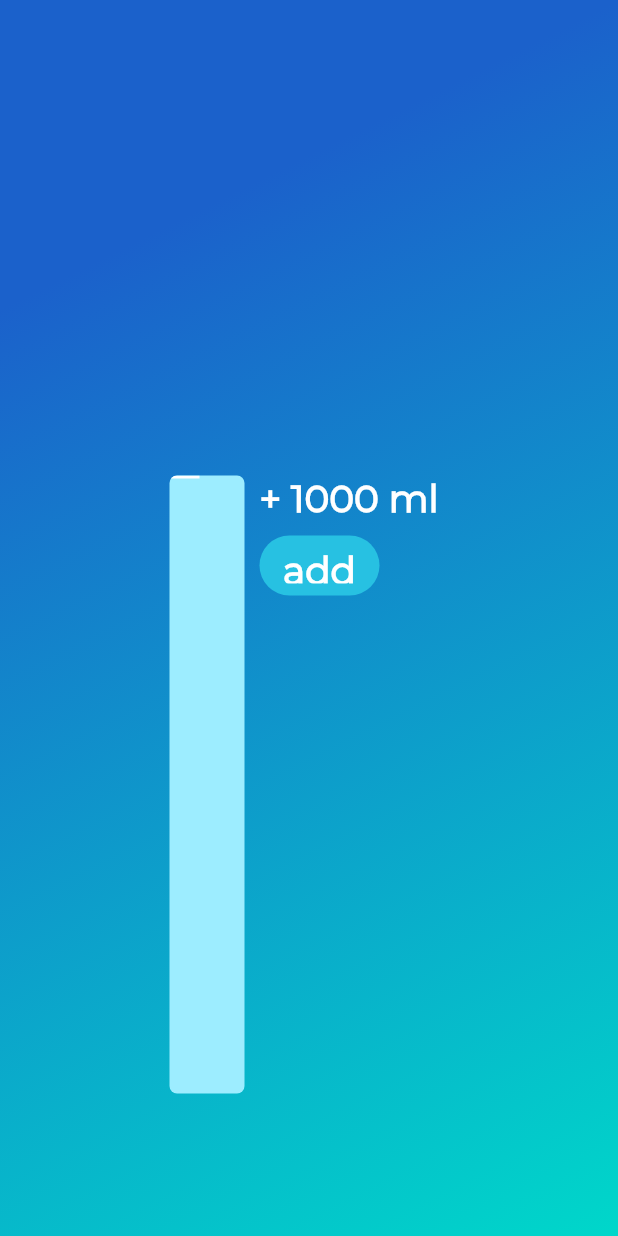
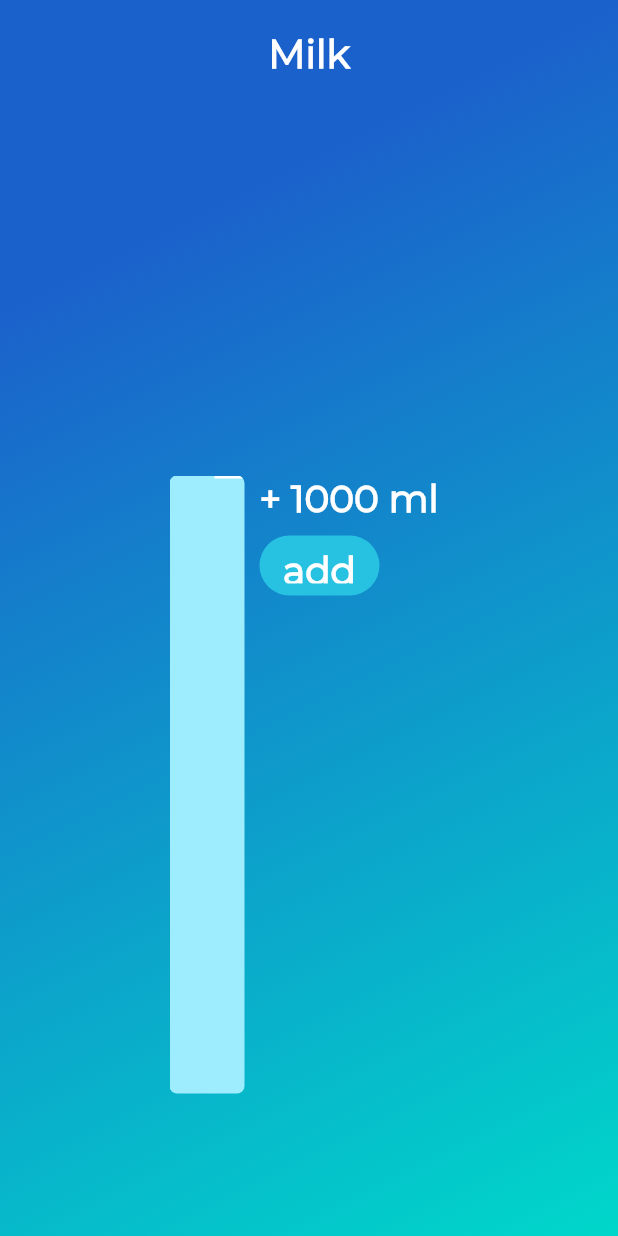
Before and after one commit to Vadagon/waterApp, a Flutter app: the screen it shows after launch, item 2 of the bottom bar chosen, on a phone screen of 412 x 824 dp. Run offline on Flutter 3.47's test engine with Material 2 defaults, Android fonts, the light colour scheme and no system bars; our stand-ins replace carousel_slider, firebase_core, flutter_svg, sembast; missing offline and left inert: direct_select; accounts and stored records are empty; project files that could hold a hidden picture were left out.

Commit message:
OVERLAY ENDED

```diff
--- a/lib/pages/home/home.dart
+++ b/lib/pages/home/home.dart
@@ -221,7 +221,8 @@ class HomeState extends State<HomeRoute> {
                   ),
                   Spacer(),
                   Container(
-                    margin: EdgeInsets.only(top:45, bottom: 45, left: 45, right: 45),
+                    margin: EdgeInsets.only(
+                        top: 45, bottom: 45, left: 45, right: 45),
                     child: Row(
                       mainAxisAlignment: MainAxisAlignment.spaceBetween,
                       children: [
@@ -232,6 +233,8 @@ class HomeState extends State<HomeRoute> {
                             'assets/img/drop.svg',
                             _getPositions,
                             _key,
+                            'Water',
+
                           ),
                         ),
                         Container(
@@ -241,6 +244,7 @@ class HomeState extends State<HomeRoute> {
                             'assets/img/milk.svg',
                             _getPositions,
                             _key1,
+                            'Milk',
                           ),
                         ),
                         Container(
@@ -250,6 +254,8 @@ class HomeState extends State<HomeRoute> {
                             'assets/img/tea.svg',
                             _getPositions,
                             _key2,
+                            'Tea',
+
                           ),
                         ),
                         Container(
@@ -259,6 +265,8 @@ class HomeState extends State<HomeRoute> {
                             'assets/img/coffee.svg',
                             _getPositions,
                             _key3,
+                            'Coffee',
+
                           ),
                         ),
                         Container(
@@ -268,6 +276,8 @@ class HomeState extends State<HomeRoute> {
                             'assets/img/juice.svg',
                             _getPositions,
                             _key4,
+                            'Juice',
+
                           ),
                         ),
                         //     Container(
@@ -295,26 +305,20 @@ class HomeState extends State<HomeRoute> {
     );
   }
 
+
+  void  _getBarData(ml) {
+    print(ml);
+  }
+
   dynamic _getPositions(keyS) {
     final RenderBox renderDrop = keyS.currentContext.findRenderObject();
-    // final RenderBox renderMilk = _keyMilk.currentContext.findRenderObject();
-    // final RenderBox renderTea = _keyTea.currentContext.findRenderObject();
-    // final RenderBox renderCoffee = _keyCoffee.currentContext.findRenderObject();
-    // final RenderBox renderJuice = _keyJuice.currentContext.findRenderObject();
     final positionDrop = renderDrop.localToGlobal(Offset.zero);
     double y = positionDrop.dy;
     double x = positionDrop.dx;
-    // final positionMilk = renderMilk.localToGlobal(Offset.zero);
-    // final positionTea = renderTea.localToGlobal(Offset.zero);
-    // final positionCoffee = renderCoffee.localToGlobal(Offset.zero);
-    // final positionJuice = renderJuice.localToGlobal(Offset.zero);
     print("POSITION of renderDrop: $y ");
     print("POSITION of renderDrop: $x ");
     return [x, y];
-    // print("POSITION of renderDrop: $positionMilk ");
-    // print("POSITION of renderDrop: $positionTea ");
-    // print("POSITION of renderDrop: $positionCoffee ");
-    // print("POSITION of renderDrop: $positionJuice ");
+
   }
 
   // _afterLayout(_) {
@@ -325,11 +329,12 @@ class HomeState extends State<HomeRoute> {
     String img,
     dynamic _getPositions,
     Key keyS,
+    String drinkName,
   ) {
     return RawMaterialButton(
       constraints: BoxConstraints.tightFor(width: 50, height: 50),
       onPressed: () {
-        showOvarlay(context, _getPositions(keyS));
+        showOvarlay(context, _getPositions(keyS), _getBarData, drinkName);
       },
       elevation: 2.0,
       fillColor: Colors.white,
--- a/lib/pages/home/overlaySlider.dart
+++ b/lib/pages/home/overlaySlider.dart
@@ -1,7 +1,8 @@
 import 'package:flutter/material.dart';
 
 double dragPoint = 0.0;
-showOvarlay(BuildContext context, List pos) async {
+showOvarlay(
+    BuildContext context, List pos, Function cb2, String drinkName) async {
   print(pos);
   Size contextSize = MediaQuery.of(context).size;
   EdgeInsets padding = MediaQuery.of(context).padding;
@@ -33,16 +34,28 @@ showOvarlay(BuildContext context, List pos) async {
         child: Stack(
           children: [
             Positioned(
-              left: pos[0].toDouble(),
-              top: pos[1].toDouble()- contextSize.height / 2,
-              child: SliderOverlay(cb: cb, contextSize: contextSize,pos:pos),
+              left: pos[0] > contextSize.width / 2
+                  ? pos[0].toDouble() - 150
+                  : pos[0].toDouble(),
+              top: pos[1].toDouble() - contextSize.height / 2,
+              child: SliderOverlay(cb: cb, contextSize: contextSize, pos: pos),
+            ),
+            Positioned(
+              width: contextSize.width,
+              child: Center(
+                  child: Container(
+                    padding: EdgeInsets.only(top: 20,),
+                      child: Text(drinkName,
+                          style: Theme.of(context).textTheme.headline1))),
             ),
           ],
         ),
       ),
     ),
   );
-  cb = () {
+  cb = (ddd) {
+    // print(ddd);
+    cb2(ddd);
     overlayEntry.remove();
   };
   overlayState.insert(overlayEntry);
@@ -63,7 +76,7 @@ class SliderOverlay extends StatefulWidget {
   final Size contextSize;
 
   @override
-  _SliderOverlayState createState() => _SliderOverlayState(cb,pos);
+  _SliderOverlayState createState() => _SliderOverlayState(cb, pos);
 }
 
 class _SliderOverlayState extends State<SliderOverlay> {
@@ -75,20 +88,23 @@ class _SliderOverlayState extends State<SliderOverlay> {
   double textPos = 0;
   double dragPoint = 0;
 
-
   @override
   Widget build(BuildContext context) {
+    bool adapt = (pos[0] > (widget.contextSize.width / 2));
     return GestureDetector(
       child: Container(
+        width: 200,
+        // color: Colors.red,
         height: widget.contextSize.height / 2,
-          child: Row(
-              mainAxisAlignment: MainAxisAlignment.start,
+        child: Stack(
           children: [
-                Container(
+            Positioned(
+              width: 50,
+              height: widget.contextSize.height / 2,
+              left: adapt ? 150 : 0,
+              child: Container(
                 clipBehavior: Clip.antiAlias,
-
                 decoration: BoxDecoration(
-
                   borderRadius: BorderRadius.all(Radius.circular(5)),
                   color: Color(0xFF9DEDFF),
                 ),
@@ -96,8 +112,8 @@ class _SliderOverlayState extends State<SliderOverlay> {
                 child: Stack(
                   children: [
                     Positioned(
-                          right: pos[1] > 300 ? null : 0,
-                          left:pos[1] < 300 ? null : 0,
+                      right: adapt ? null : 0,
+                      left: !adapt ? null : 0,
                       top: dragPoint,
                       child: Container(
                         color: Color(0xFFFFFFFF),
@@ -108,8 +124,11 @@ class _SliderOverlayState extends State<SliderOverlay> {
                   ],
                 ),
               ),
-
-              Container(
+            ),
+            Positioned(
+              left: adapt ? 0 : 50,
+              child: Container(
+                // color:Colors.red,
                 width: 200,
                 height: widget.contextSize.height / 2 + 20,
                 child: Stack(
@@ -121,14 +140,13 @@ class _SliderOverlayState extends State<SliderOverlay> {
                         width: 200,
                         height: 100,
                         // color: Colors.red,
-                        child: Text('+ ${((ml/25).floor())*25} ml',
+                        child: Text('+ ${((ml / 25).floor()) * 25} ml',
                             style: Theme.of(context).textTheme.bodyText1),
                       ),
                     ),
                     Positioned(
                       top: dragPoint + 40 - btnPos,
                       left: 10,
-
                       child: Container(
                         decoration: BoxDecoration(
                           borderRadius: BorderRadius.all(Radius.circular(20)),
@@ -141,8 +159,8 @@ class _SliderOverlayState extends State<SliderOverlay> {
                             child: Text('add',
                                 style: Theme.of(context).textTheme.bodyText1),
                             onPressed: () {
-                              cb();
-                              print(((ml/25).floor())*25);
+                              cb(((ml / 25).floor()) * 25);
+                              // print(((ml/25).floor())*25);
                             },
                           ),
                         ),
@@ -150,9 +168,11 @@ class _SliderOverlayState extends State<SliderOverlay> {
                     ),
                   ],
                 ),
-              )
+              ),
+            ),
           ],
-          ),),
+        ),
+      ),
       onVerticalDragUpdate: (axis) {
         setState(() {
           dragPoint = axis.localPosition.dy;
@@ -167,28 +187,23 @@ class _SliderOverlayState extends State<SliderOverlay> {
           if (ml < 200) {
             textPos = 80;
             btnPos = 80;
-
-                  }
-                  else {
+          } else {
             textPos = 0;
             btnPos = 0;
-
           }
           if (dragPoint > maxHeight) {
             ml = 0;
-                    dragPoint = maxHeight ;
+            dragPoint = maxHeight;
           }
           if (dragPoint < 0) {
             ml = 1000;
             dragPoint = 0;
-                  }
-                  else {
+          } else {
             //  dragPoint =  ((((dragPoint/10).floor())*10)).toDouble();
           }
           print(dragPoint);
           // print(ml);
         });
-
 
         // print(axis.localPosition.direction);
         // print(axis.localPosition.distance);
```
Lines whose indentation alone changed are shown as unchanged.
